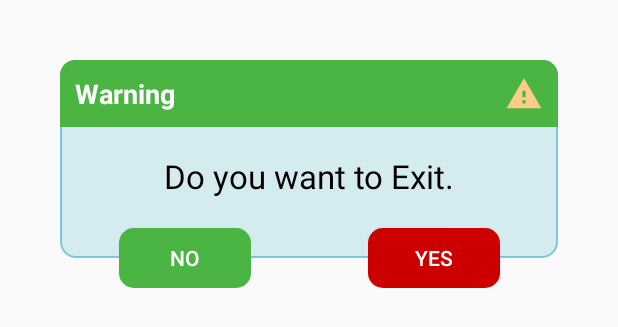
After one commit to Arafat6462/AIUB-Student, an Android app: the layout exit_dialog.xml on its own in the app's theme, with its tools: preview values and no code run, on a phone screen of 412 x 824 dp. The commit adds this screen. Shown: the top 327 px of the screen. Run offline under Robolectric (Android 15) with nearby library versions, the phone set to English and light mode, and no system bars.

Commit message:
design exit alert dialog

```diff
--- a/AIUBStudent/app/src/main/java/com/arafat6462/aiubstudent/ParseDataFromPortal.java
+++ b/AIUBStudent/app/src/main/java/com/arafat6462/aiubstudent/ParseDataFromPortal.java
@@ -1,6 +1,7 @@
 package com.arafat6462.aiubstudent;
 
 import android.app.Activity;
+import android.app.AlertDialog;
 import android.app.ProgressDialog;
 import android.content.Intent;
 import android.os.AsyncTask;
@@ -26,7 +27,7 @@ public class ParseDataFromPortal extends AsyncTask<Void,Void,Void> {
     private static double cgpa;
     private static int completedCredit;
     private Activity activity;
-    private ProgressDialog dialog;
+    private AlertDialog dialog;
     ArrayList<String> courseNameAll = new ArrayList<String>();
     ArrayList<String> courseCreditAll = new ArrayList<String>();
 
--- /dev/null
+++ b/AIUBStudent/app/src/main/res/drawable/exit_dialog_background.xml
@@ -0,0 +1,11 @@
+<?xml version="1.0" encoding="utf-8"?>
+<shape xmlns:android="http://schemas.android.com/apk/res/android"
+    android:shape="rectangle">
+
+    <solid android:color="@color/customButtonBackgroundBlue"/>
+     <stroke android:width="1dp"
+            android:color="@color/customButtonBorderLightGray"/>
+    <corners android:radius="10dp"/>
+
+
+</shape>
--- /dev/null
+++ b/AIUBStudent/app/src/main/res/drawable/exit_dialog_no_background.xml
@@ -0,0 +1,9 @@
+<?xml version="1.0" encoding="utf-8"?>
+<shape xmlns:android="http://schemas.android.com/apk/res/android"
+    android:shape="rectangle">
+
+    <solid android:color="@color/success"/>
+    <corners android:radius="10dp"/>
+
+
+</shape>
--- /dev/null
+++ b/AIUBStudent/app/src/main/res/drawable/exit_dialog_top_background.xml
@@ -0,0 +1,12 @@
+<?xml version="1.0" encoding="utf-8"?>
+<shape xmlns:android="http://schemas.android.com/apk/res/android"
+    android:shape="rectangle">
+
+    <solid android:color="@color/success"/>
+    <corners
+        android:topLeftRadius="10dp"
+        android:topRightRadius="10dp"
+         />
+
+
+</shape>
--- /dev/null
+++ b/AIUBStudent/app/src/main/res/drawable/exit_dialog_yes_background.xml
@@ -0,0 +1,9 @@
+<?xml version="1.0" encoding="utf-8"?>
+<shape xmlns:android="http://schemas.android.com/apk/res/android"
+    android:shape="rectangle">
+
+    <solid android:color="@color/error"/>
+    <corners android:radius="10dp"/>
+
+
+</shape>
--- /dev/null
+++ b/AIUBStudent/app/src/main/res/drawable/ic_warning_24.xml
@@ -0,0 +1,10 @@
+<vector xmlns:android="http://schemas.android.com/apk/res/android"
+    android:width="24dp"
+    android:height="24dp"
+    android:viewportWidth="24"
+    android:viewportHeight="24"
+    android:tint="@color/warining">
+  <path
+      android:fillColor="@android:color/white"
+      android:pathData="M1,21h22L12,2 1,21zM13,18h-2v-2h2v2zM13,14h-2v-4h2v4z"/>
+</vector>
--- /dev/null
+++ b/AIUBStudent/app/src/main/res/layout/exit_dialog.xml
@@ -0,0 +1,101 @@
+<?xml version="1.0" encoding="utf-8"?>
+<androidx.constraintlayout.widget.ConstraintLayout xmlns:android="http://schemas.android.com/apk/res/android"
+    xmlns:app="http://schemas.android.com/apk/res-auto"
+    xmlns:tools="http://schemas.android.com/tools"
+    android:layout_width="match_parent"
+    android:layout_height="wrap_content"
+    android:layout_margin="20dp"
+    android:padding="20dp">
+
+
+    <androidx.constraintlayout.widget.ConstraintLayout
+        android:id="@+id/layout_dialog"
+        android:layout_width="match_parent"
+        android:layout_height="wrap_content"
+        android:background="@drawable/exit_dialog_background"
+        app:layout_constraintTop_toTopOf="parent">
+
+
+        <TextView
+            android:id="@+id/text_title"
+            android:layout_width="match_parent"
+            android:layout_height="wrap_content"
+            android:background="@drawable/exit_dialog_top_background"
+            android:padding="10dp"
+            android:text="Warning"
+            android:textColor="@color/white"
+            android:textSize="18sp"
+            android:textStyle="bold"
+            app:layout_constraintStart_toStartOf="parent"
+            app:layout_constraintTop_toTopOf="parent" />
+
+        <ImageView
+            android:id="@+id/warning_icon"
+            android:layout_width="25dp"
+            android:layout_height="25dp"
+            android:layout_marginEnd="10dp"
+            android:contentDescription="@string/app_name"
+            android:src="@drawable/ic_warning_24"
+
+            app:layout_constraintBottom_toBottomOf="@+id/text_title"
+            app:layout_constraintEnd_toEndOf="@+id/text_title"
+            app:layout_constraintTop_toTopOf="parent" />
+
+
+        <TextView
+            android:id="@+id/warning_message"
+            android:layout_width="match_parent"
+            android:layout_height="wrap_content"
+            android:layout_marginStart="20dp"
+            android:layout_marginTop="18dp"
+            android:layout_marginEnd="20dp"
+            android:layout_marginBottom="40dp"
+            android:text="Do you want to Exit."
+            android:gravity="center"
+            android:textColor="@color/black"
+            android:textSize="22sp"
+
+            app:layout_constraintBottom_toBottomOf="parent"
+            app:layout_constraintTop_toBottomOf="@id/text_title"
+
+            />
+
+    </androidx.constraintlayout.widget.ConstraintLayout>
+
+    <Button
+        android:id="@+id/button_no"
+        android:layout_width="wrap_content"
+        android:layout_height="40dp"
+        android:background="@drawable/exit_dialog_no_background"
+        android:text="NO"
+        android:textColor="@color/white"
+        android:textSize="14sp"
+
+
+        app:layout_constraintBottom_toBottomOf="@+id/layout_dialog"
+        app:layout_constraintEnd_toStartOf="@+id/guideline3"
+        app:layout_constraintStart_toStartOf="@+id/layout_dialog"
+        app:layout_constraintTop_toBottomOf="@+id/layout_dialog" />
+
+    <Button
+        android:id="@+id/button_yes"
+        android:layout_width="wrap_content"
+        android:layout_height="40dp"
+        android:background="@drawable/exit_dialog_yes_background"
+        android:text="YES"
+        android:textColor="@color/white"
+        android:textSize="14sp"
+
+
+        app:layout_constraintBottom_toBottomOf="@+id/layout_dialog"
+        app:layout_constraintEnd_toEndOf="@+id/layout_dialog"
+        app:layout_constraintStart_toStartOf="@+id/guideline3"
+        app:layout_constraintTop_toBottomOf="@+id/layout_dialog" />
+
+    <androidx.constraintlayout.widget.Guideline
+        android:id="@+id/guideline3"
+        android:layout_width="wrap_content"
+        android:layout_height="wrap_content"
+        android:orientation="vertical"
+        app:layout_constraintGuide_percent="0.5" />
+</androidx.constraintlayout.widget.ConstraintLayout>
--- a/AIUBStudent/app/src/main/res/values/colors.xml
+++ b/AIUBStudent/app/src/main/res/values/colors.xml
@@ -12,6 +12,10 @@
     <color name="circularProgressbarForegroundYellow">#FFB95D</color>
     <color name="customButtonBackgroundBlue">#D4EBEF</color>
     <color name="customButtonBorderLightGray">#993EA6D5</color>
+
+    <color name="success">#4BB543</color>
+    <color name="warining">#FFCC88</color>
+    <color name="error">#CC0000</color>
 
     <style name="circularProgressBarBlue">
         <item name="android:indeterminateOnly">false</item>
```
